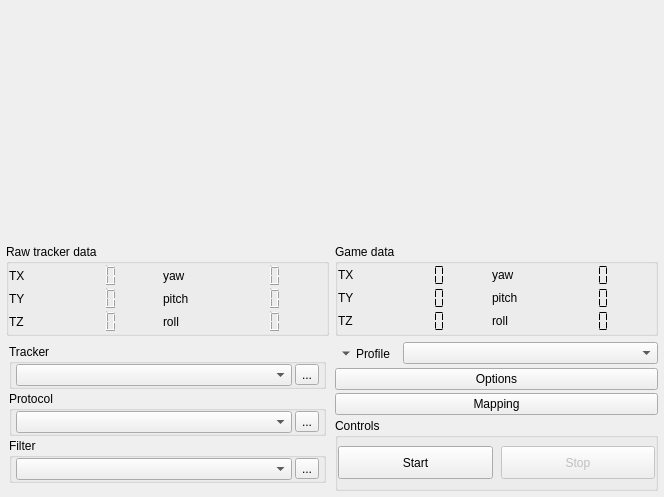
This is gui/main.ui in opentrack/opentrack as Qt 5 draws it before an edit. The edited form follows.
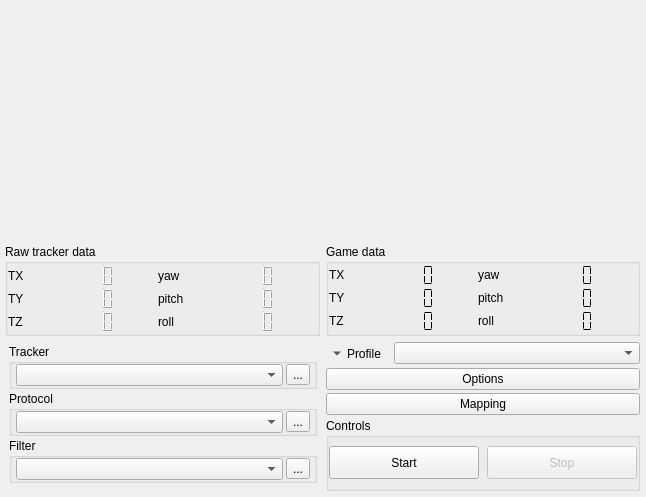
This is the edited form. Icons and pictures are not drawn. Custom widgets are drawn as their Qt base class.

Commit message: gui: fix left margin

```diff
--- a/gui/main.ui
+++ b/gui/main.ui
@@ -7,8 +7,8 @@
    <rect>
     <x>0</x>
     <y>0</y>
-    <width>664</width>
-    <height>497</height>
+    <width>646</width>
+    <height>492</height>
    </rect>
   </property>
   <property name="windowIcon">
@@ -31,7 +31,7 @@
      <number>0</number>
     </property>
     <property name="leftMargin">
-     <number>6</number>
+     <number>0</number>
     </property>
     <property name="topMargin">
      <number>0</number>
@@ -71,6 +71,12 @@
        </property>
        <item>
         <widget class="QFrame" name="top">
+         <property name="sizePolicy">
+          <sizepolicy hsizetype="Maximum" vsizetype="Maximum">
+           <horstretch>0</horstretch>
+           <verstretch>0</verstretch>
+          </sizepolicy>
+         </property>
          <property name="frameShape">
           <enum>QFrame::NoFrame</enum>
          </property>
@@ -197,7 +203,7 @@
            <number>6</number>
           </property>
           <property name="leftMargin">
-           <number>0</number>
+           <number>5</number>
           </property>
           <property name="topMargin">
            <number>0</number>
@@ -833,7 +839,7 @@
          </property>
          <layout class="QGridLayout" name="gridLayout_2">
           <property name="leftMargin">
-           <number>0</number>
+           <number>6</number>
           </property>
           <property name="topMargin">
            <number>0</number>
```
